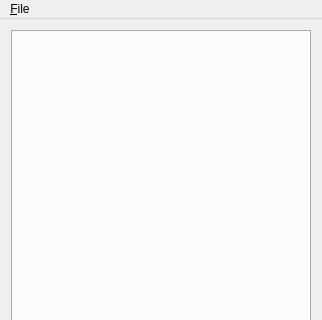
First picture: the form in Mainwindow.ui, repository mmaulwurff/Optiom, before the edit; both pictures show x 0 to 322 and y 0 to 320 of the 322 by 490 pixel window.
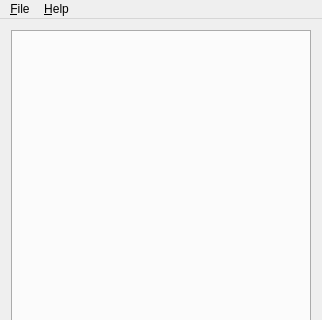
Second picture: the form after the edit.

Patch:
```diff
--- a/Mainwindow.ui
+++ b/Mainwindow.ui
@@ -61,7 +61,15 @@
     <addaction name="actionReload"/>
     <addaction name="actionClose"/>
    </widget>
+   <widget class="QMenu" name="menuAbout">
+    <property name="title">
+     <string>&amp;Help</string>
+    </property>
+    <addaction name="actionAbout"/>
+    <addaction name="actionAbout_Qt"/>
+   </widget>
    <addaction name="menuFile"/>
+   <addaction name="menuAbout"/>
   </widget>
   <widget class="QStatusBar" name="statusBar"/>
   <action name="actionClose">
```
Left out of the diff: 15 changed lines with no effect on the pictures.
